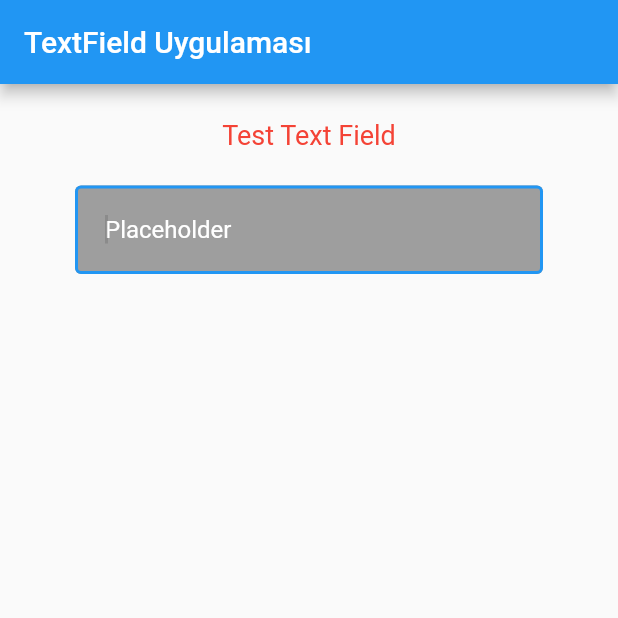
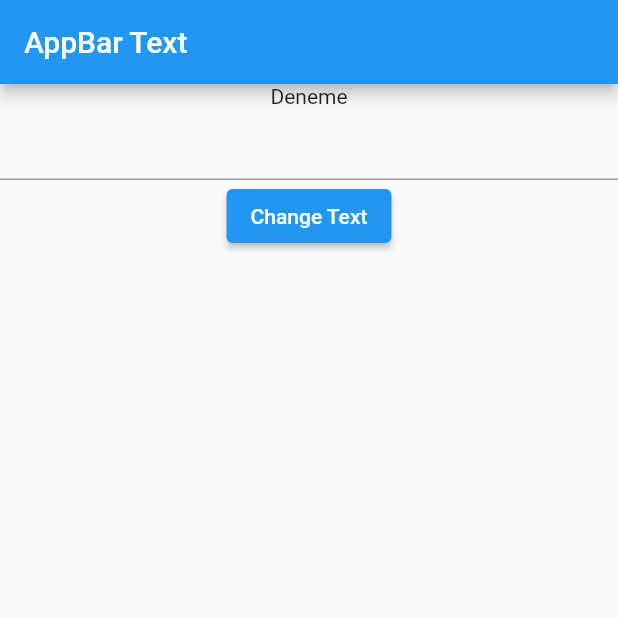
Before and after one commit to omeripek/flutter-widgets, a Flutter app: the screen it shows after launch, on a phone screen of 412 x 824 dp, the top half of it. Run offline on Flutter 3.47's test engine with Material 2 defaults, Android fonts, the phone set to English and light mode, and no system bars; our stand-ins replace webview_flutter.

Commit message:
text change

```diff
--- /dev/null
+++ b/flutter_widgets_test/lib/change_text.dart
@@ -0,0 +1,30 @@
+import 'package:flutter/material.dart';
+
+class ChangeText extends StatefulWidget {
+  const ChangeText({super.key});
+
+  @override
+  State<StatefulWidget> createState() {
+    return _ChangeTextState();
+  }
+}
+
+class _ChangeTextState extends State {
+  @override
+  Widget build(BuildContext context) {
+    return MaterialApp(
+      home: Scaffold(
+        appBar: AppBar(title: Text("AppBar Text"),),
+        body: Container(
+          child: Column(
+            children: [
+              Text("Deneme"),
+              TextField(),
+              ElevatedButton(onPressed: () {}, child: Text("Change Text"))
+            ],
+          ),
+        ),
+      ),
+    );
+  }
+}
--- a/flutter_widgets_test/lib/main.dart
+++ b/flutter_widgets_test/lib/main.dart
@@ -1,7 +1,7 @@
 import 'package:flutter/material.dart';
 //import 'hello.dart';
 //import 'package:webview_flutter/webview_flutter.dart';
-import 'text_field.dart';
+import 'change_text.dart';
 
 void main() {
   /*runApp(const MaterialApp(
@@ -9,5 +9,5 @@ void main() {
     debugShowCheckedModeBanner: false,
   ));
   */
-  runApp(const TextfieldUygulamasi());
+  runApp(const ChangeText());
 }
--- a/flutter_widgets_test/lib/text_field.dart
+++ b/flutter_widgets_test/lib/text_field.dart
@@ -5,11 +5,11 @@ class TextfieldUygulamasi extends StatefulWidget {
 
   @override
   State<StatefulWidget> createState() {
-    return _UygulamamState();
+    return _TextfieldUygulamasi();
   }
 }
 
-class _UygulamamState extends State {
+class _TextfieldUygulamasi extends State {
   @override
   Widget build(BuildContext context) {
     return MaterialApp(
```
